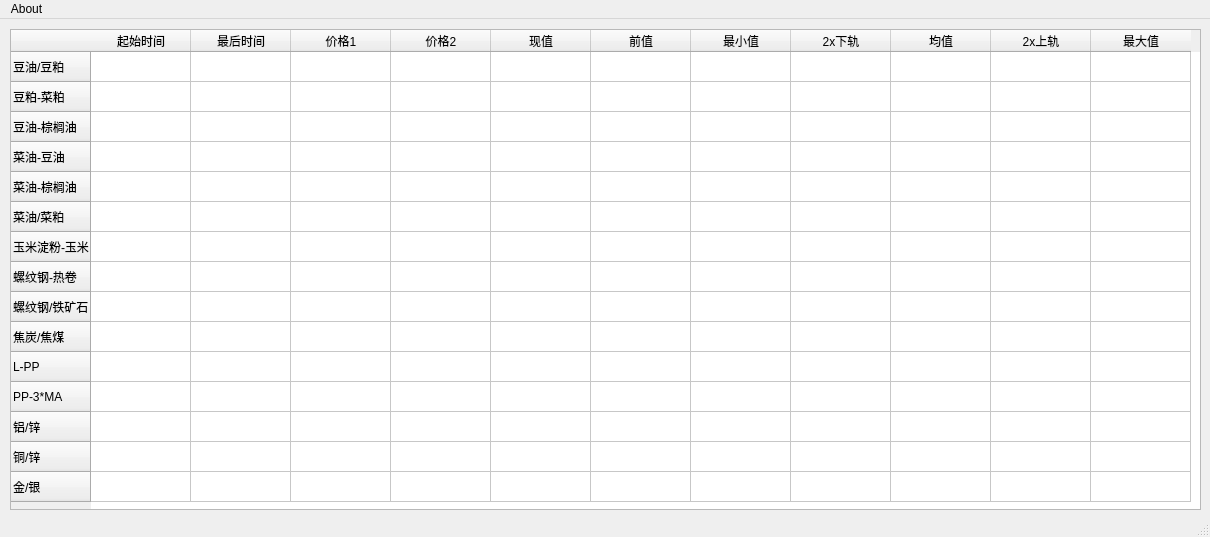
Old version of the form ArbitrageDemo.ui in the repository manciope/ArbitrageMonitor.
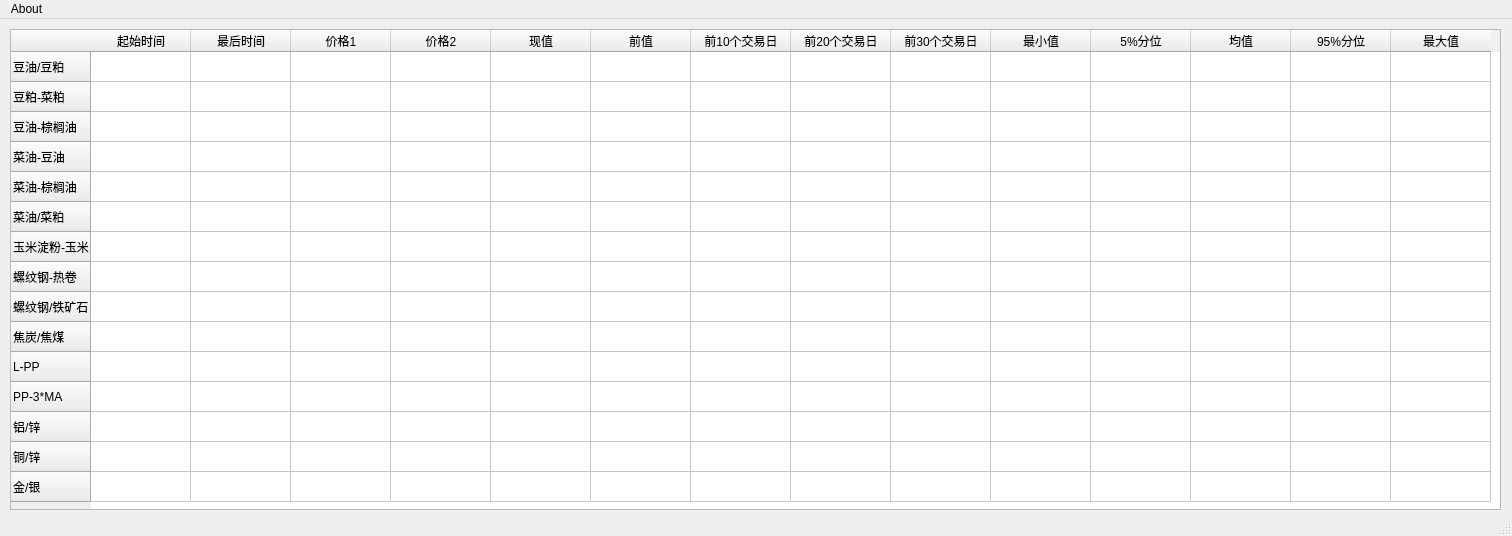
New version of the form.

```diff
--- a/ArbitrageDemo.ui
+++ b/ArbitrageDemo.ui
@@ -6,8 +6,8 @@
    <rect>
     <x>0</x>
     <y>0</y>
-    <width>1210</width>
-    <height>537</height>
+    <width>1512</width>
+    <height>536</height>
    </rect>
   </property>
   <property name="contextMenuPolicy">
@@ -22,7 +22,7 @@
      <rect>
       <x>10</x>
       <y>10</y>
-      <width>1191</width>
+      <width>1491</width>
       <height>481</height>
      </rect>
     </property>
@@ -131,6 +131,21 @@
       <string>前值</string>
      </property>
     </column>
+    <column>
+     <property name="text">
+      <string>前10个交易日</string>
+     </property>
+    </column>
+    <column>
+     <property name="text">
+      <string>前20个交易日</string>
+     </property>
+    </column>
+    <column>
+     <property name="text">
+      <string>前30个交易日</string>
+     </property>
+    </column>
     <column>
      <property name="text">
       <string>最小值</string>
@@ -138,7 +153,7 @@
     </column>
     <column>
      <property name="text">
-      <string>2x下轨</string>
+      <string>5%分位</string>
      </property>
     </column>
     <column>
@@ -148,7 +163,7 @@
     </column>
     <column>
      <property name="text">
-      <string>2x上轨</string>
+      <string>95%分位</string>
      </property>
     </column>
     <column>
@@ -173,7 +188,7 @@
     <rect>
      <x>0</x>
      <y>0</y>
-     <width>1210</width>
+     <width>1512</width>
      <height>23</height>
     </rect>
    </property>
```
